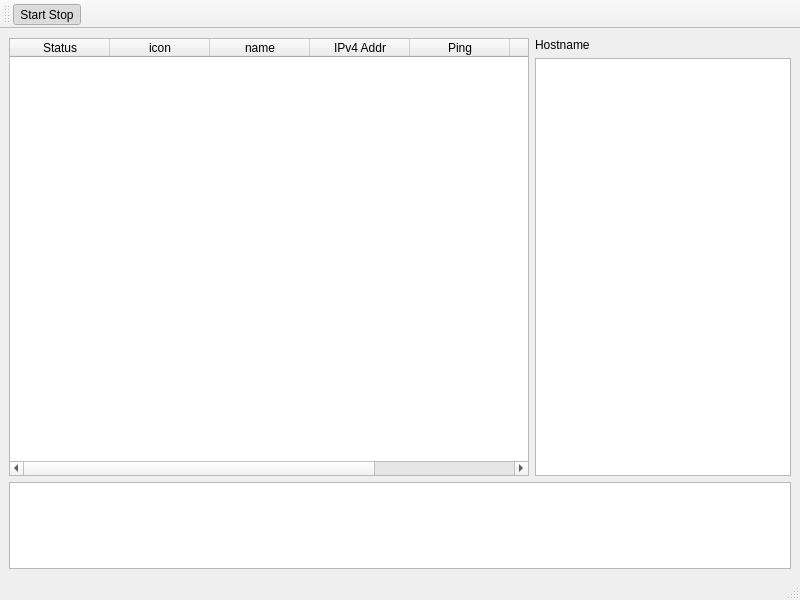
pchar/FreeNetAdminPro, file form.ui: the form before one commit.
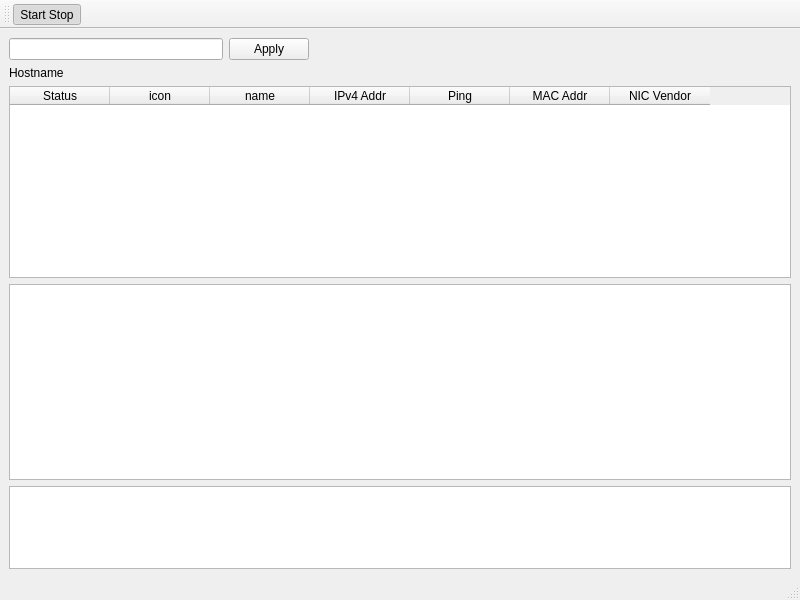
The form after the commit. Icons and pictures are not drawn.

Commit message: adde cluste input text

```diff
--- a/form.ui
+++ b/form.ui
@@ -14,9 +14,55 @@
    <string>MainWindow</string>
   </property>
   <widget class="QWidget" name="centralwidget">
-   <layout class="QVBoxLayout" name="verticalLayout" stretch="5,1">
+   <layout class="QVBoxLayout" name="verticalLayout" stretch="0,0,0,5,1">
     <item>
-     <layout class="QHBoxLayout" name="horizontalLayout" stretch="3,0">
+     <layout class="QHBoxLayout" name="horizontalLayout_2"/>
+    </item>
+    <item>
+     <layout class="QHBoxLayout" name="horizontalLayout_3"/>
+    </item>
+    <item>
+     <layout class="QHBoxLayout" name="horizontalLayout_4" stretch="4,1,9">
+      <item>
+       <widget class="QLineEdit" name="cluster">
+        <property name="maxLength">
+         <number>1000</number>
+        </property>
+       </widget>
+      </item>
+      <item>
+       <widget class="QPushButton" name="pushButton">
+        <property name="text">
+         <string>Apply</string>
+        </property>
+       </widget>
+      </item>
+      <item>
+       <spacer name="horizontalSpacer">
+        <property name="orientation">
+         <enum>Qt::Orientation::Horizontal</enum>
+        </property>
+        <property name="sizeHint" stdset="0">
+         <size>
+          <width>40</width>
+          <height>20</height>
+         </size>
+        </property>
+       </spacer>
+      </item>
+     </layout>
+    </item>
+    <item>
+     <layout class="QHBoxLayout" name="horizontalLayout" stretch="0">
+      <item>
+       <layout class="QVBoxLayout" name="verticalLayout_2" stretch="0,0,1">
+        <item>
+         <widget class="QLabel" name="label">
+          <property name="text">
+           <string>Hostname</string>
+          </property>
+         </widget>
+        </item>
       <item>
        <widget class="QTableWidget" name="tableWidget">
         <column>
@@ -57,15 +103,6 @@
        </widget>
       </item>
       <item>
-       <layout class="QVBoxLayout" name="verticalLayout_2" stretch="0,1">
-        <item>
-         <widget class="QLabel" name="label">
-          <property name="text">
-           <string>Hostname</string>
-          </property>
-         </widget>
-        </item>
-        <item>
          <widget class="QTextEdit" name="HostNameDetails"/>
         </item>
        </layout>
```
Left out of the diff: 13 changed lines with no effect on the pictures. Lines whose indentation alone changed are shown as unchanged. The commit also changes 1 other file.
